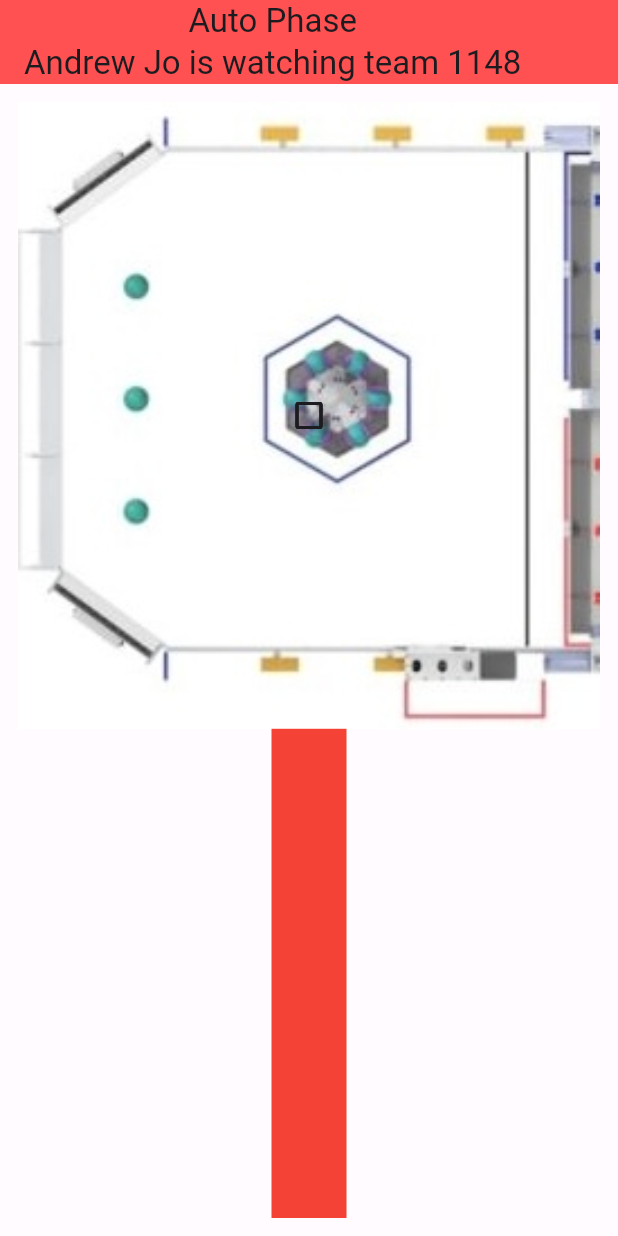
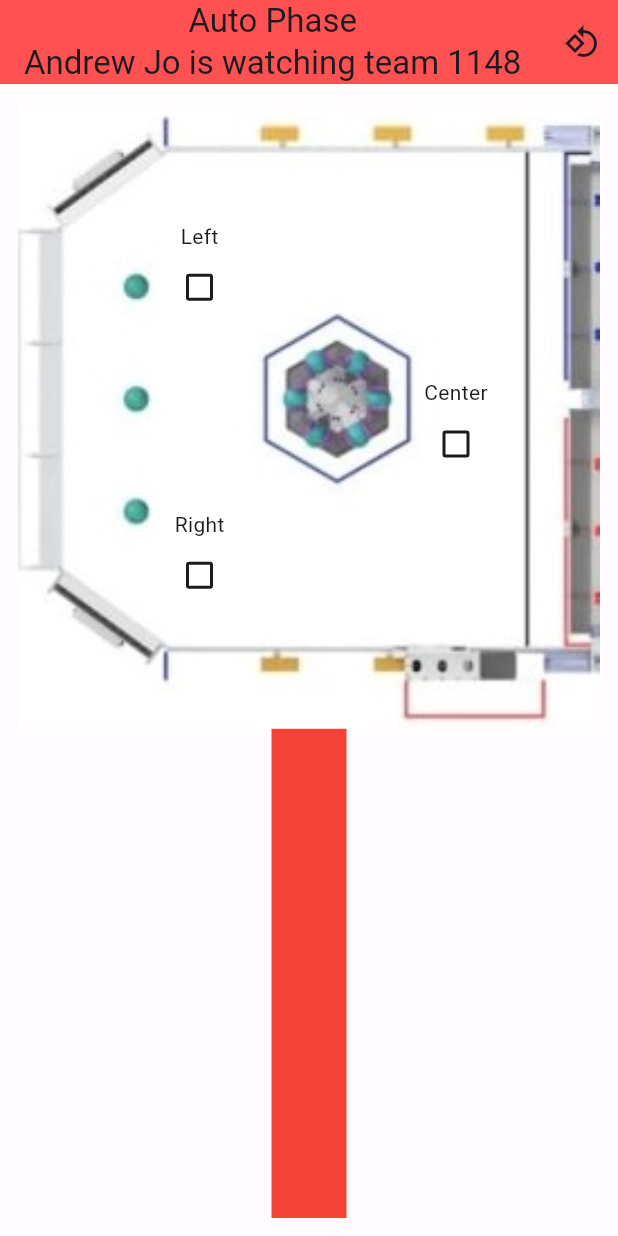
Before and after one commit to Ambitious-Jay/frc-scouting-demo, a Flutter app: the screen it shows after launch, on a phone screen of 412 x 824 dp. Run offline on Flutter 3.47's test engine with Material 3 defaults, Android fonts, the phone set to English and light mode, and no system bars.

Commit message:
semi flipping field

```diff
--- a/lib/auto_page.dart
+++ b/lib/auto_page.dart
@@ -18,12 +18,17 @@ class AutoPage extends StatefulWidget {
 
 class _AutoPageState extends State<AutoPage> {
   ThemeMode themeMode = ThemeMode.system;
+  bool isBlue = true;
   bool inCenterZone = false;
-  bool inProcessorZone = false;
-  bool inOppositeZone = false;
+  bool fieldFlipped = false;
+  bool inLeftZone = false;
+  bool inRightZone = false;
 
   double min(double valOne, double valTwo) {
     return valOne > valTwo ? valTwo : valOne;
+  }
+  double max(double valOne, double valTwo) {
+    return valOne > valTwo ? valOne : valTwo;
   }
 
   @override
@@ -33,8 +38,11 @@ class _AutoPageState extends State<AutoPage> {
     const double screenPadding = 12;
     const double imageWidthToHeight = 13 / 14;
     final double fieldWidth = min(screenWidth - 2 * screenPadding, 400);
+    final double fieldHeight = fieldWidth / imageWidthToHeight;
     // const AssetImage bg = AssetImage('assets/reefscape_blue_field.jpg');
-    const AssetImage bg = AssetImage('assets/reefscape_blue_field.jpg');
+    AssetImage bg = isBlue
+        ? const AssetImage('assets/reefscape_blue_field.jpg')
+        : const AssetImage('assets/reefscape_red_field.jpg');
     return Scaffold(
         appBar: AppBar(
           backgroundColor: colorScheme.primary,
@@ -46,6 +54,16 @@ class _AutoPageState extends State<AutoPage> {
               Text("${widget.id} is watching team ${widget.teamName}"),
             ],
           ),
+          actions: [
+            IconButton(
+              onPressed: () {
+                setState(() {
+                  fieldFlipped = !fieldFlipped;
+                });
+              },
+              icon: const Icon(Icons.rotate_90_degrees_ccw),
+            ),
+          ],
         ),
         body: Container(
             padding: const EdgeInsets.all(screenPadding),
@@ -60,33 +78,107 @@ class _AutoPageState extends State<AutoPage> {
                       child: Stack(alignment: Alignment.center, children: [
                         SizedBox(
                             width: fieldWidth,
-                            height: fieldWidth / imageWidthToHeight,
-                            child: const DecoratedBox(
+                            height: fieldHeight,
+                            child: Transform.rotate(
+                              angle: fieldFlipped ? 3.14159265 : 0,
+                              child: DecoratedBox(
                               decoration: BoxDecoration(
                                 image: DecorationImage(
                                   image: bg, fit: BoxFit.fitWidth)),
-                            )),
+                              )
+                            ),
+                        ),
+                        Positioned(
+                            top: fieldHeight / 2 - 25,
+                            right: (fieldFlipped ? fieldWidth * 4 / 5 : fieldWidth / 4) - 25,
+                            child: Column(
+                                mainAxisAlignment: MainAxisAlignment.end,
+                                crossAxisAlignment: CrossAxisAlignment.center,
+                                children: [
+                                  const Text("Center"),
                                   Checkbox(
                                       value: inCenterZone,
                                       onChanged: (bool? value) => {
                                             setState(() {
                                               inCenterZone = value!;
                                             })
-                                }),
+                                          })
+                                ])),
+                        Positioned(
+                          left: fieldWidth / 4,
+                          top: fieldHeight / 4 - 25,
+                          // top: 0,
+                          child: Column(
+                            crossAxisAlignment: CrossAxisAlignment.center,
+                            children:[
+                              Column(
+                                mainAxisAlignment: MainAxisAlignment.end,
+                                crossAxisAlignment: CrossAxisAlignment.center,
+                                children: [
+                                  const Text("Left"),
                                   Checkbox(
-                            value: inProcessorZone,
+                                    value: inLeftZone,
                                     onChanged: (bool? value) => {
                                       setState(() {
-                                    inProcessorZone = value!;
+                                        inLeftZone = value!;
                                       })
-                                }),
+                                    }
+                                  )
+                                ]
+                              ),
+                              SizedBox(
+                                height: max(0, fieldHeight * 5 / 12 - 50)
+                              ),
+                              Column(
+                                mainAxisAlignment: MainAxisAlignment.end,
+                                crossAxisAlignment: CrossAxisAlignment.center,
+                                children: [
+                                  const Text("Right"),
                                   Checkbox(
-                            value: inOppositeZone,
+                                    value: inRightZone,
                                     onChanged: (bool? value) => {
                                       setState(() {
-                                    inOppositeZone = value!;
+                                        inRightZone = value!;
                                       })
-                                }),
+                                    }
+                                  )
+                                ]
+                              ),
+                            ]
+                          )
+                        ),
+                        // Positioned(
+                        //     top: fieldHeight / 4 - 36,
+                        //     left: fieldWidth / 4,
+                        //     child: Column(
+                        //         mainAxisAlignment: MainAxisAlignment.end,
+                        //         crossAxisAlignment: CrossAxisAlignment.center,
+                        //         children: [
+                        //           const Text("Left"),
+                        //           Checkbox(
+                        //               value: inLeftZone,
+                        //               onChanged: (bool? value) => {
+                        //                     setState(() {
+                        //                       inLeftZone = value!;
+                        //                     })
+                        //                   })
+                        //         ])),
+                        // Positioned(
+                        //     top: 3 * fieldHeight / 4 - 36,
+                        //     left: fieldWidth / 4,
+                        //     child: Column(
+                        //         mainAxisAlignment: MainAxisAlignment.end,
+                        //         crossAxisAlignment: CrossAxisAlignment.center,
+                        //         children: [
+                        //           const Text("Right"),
+                        //           Checkbox(
+                        //               value: inRightZone,
+                        //               onChanged: (bool? value) => {
+                        //                     setState(() {
+                        //                       inRightZone = value!;
+                        //                     })
+                        //                   })
+                        //         ])),
                       ])),
                   const SizedBox(
                       width: 50,
```
Also changed, not shown: flutter_01.png (added), flutter_02.png (added). Lines whose indentation alone changed are shown as unchanged.
